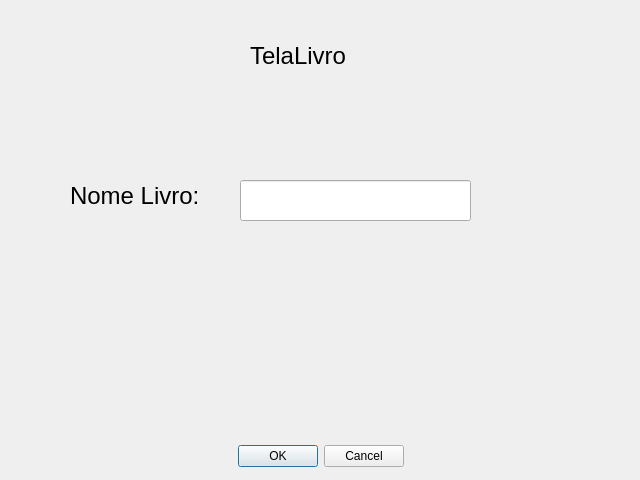
RodrigoSchmitz/DSOII-T3-e-T4, file T3/telaLivro.ui: the form before one commit.
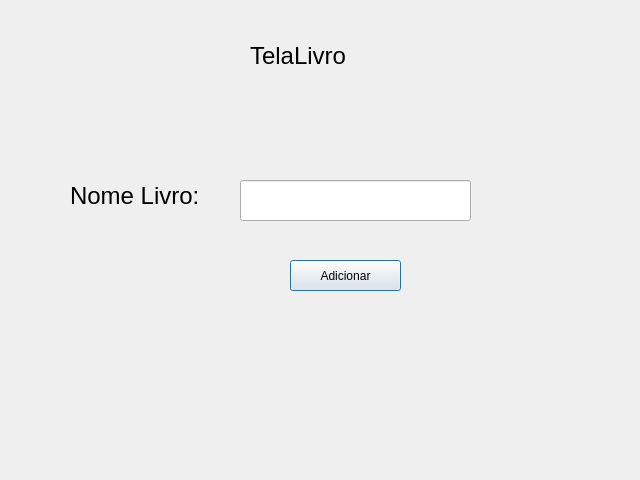
The form after the commit.

```diff
--- a/T3/telaLivro.ui
+++ b/T3/telaLivro.ui
@@ -13,25 +13,6 @@
   <property name="windowTitle">
    <string>Dialog</string>
   </property>
-  <widget class="QDialogButtonBox" name="buttonBox">
-   <property name="geometry">
-    <rect>
-     <x>10</x>
-     <y>440</y>
-     <width>621</width>
-     <height>32</height>
-    </rect>
-   </property>
-   <property name="orientation">
-    <enum>Qt::Horizontal</enum>
-   </property>
-   <property name="standardButtons">
-    <set>QDialogButtonBox::Cancel|QDialogButtonBox::Ok</set>
-   </property>
-   <property name="centerButtons">
-    <bool>true</bool>
-   </property>
-  </widget>
   <widget class="QLineEdit" name="inputNome">
    <property name="geometry">
     <rect>
@@ -83,6 +64,19 @@
     <string>Nome Livro: </string>
    </property>
   </widget>
+  <widget class="QPushButton" name="addLivro">
+   <property name="geometry">
+    <rect>
+     <x>290</x>
+     <y>260</y>
+     <width>111</width>
+     <height>31</height>
+    </rect>
+   </property>
+   <property name="text">
+    <string>Adicionar</string>
+   </property>
+  </widget>
  </widget>
  <resources/>
  <connections>
```
Left out of the diff: 32 changed lines with no effect on the pictures.
